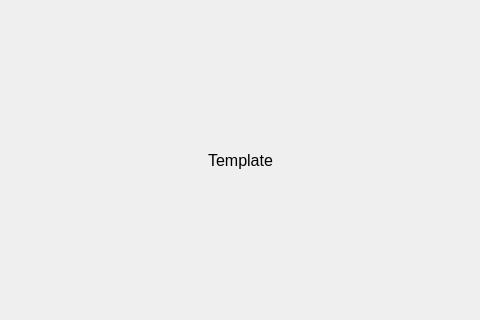
The window that resource/view_controller/template/View.ui (muysengly/repo_attendance_system) describes before a commit, drawn with Qt 5; both pictures show x 150 to 630 and y 125 to 445 of the 800 by 600 pixel window.
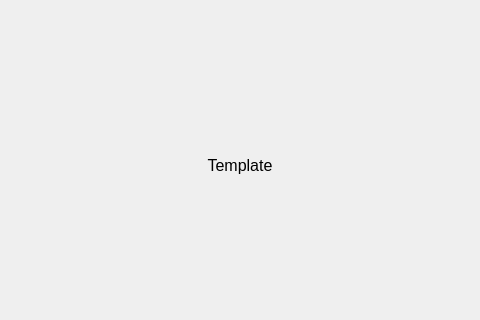
The same window after the commit.

The edit to the form file:
```diff
--- a/resource/view_controller/template/View.ui
+++ b/resource/view_controller/template/View.ui
@@ -17,10 +17,10 @@
    <widget class="QLabel" name="label">
     <property name="geometry">
      <rect>
-      <x>260</x>
-      <y>240</y>
-      <width>261</width>
-      <height>91</height>
+      <x>240</x>
+      <y>270</y>
+      <width>300</width>
+      <height>40</height>
      </rect>
     </property>
     <property name="font">
```
